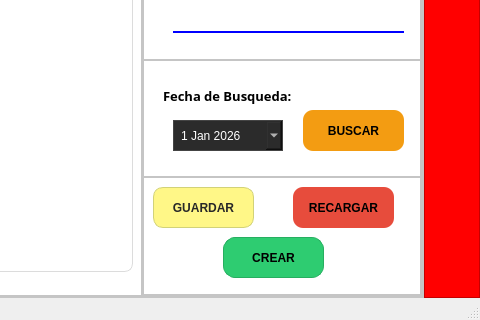
Before: the Qt Designer form ui/Diseño_de_Interfaz_Grafica_Reporte.ui in EricPonceFer/reporte_asistencia, drawn with Qt 5; both pictures show x 420 to 900 and y 180 to 500 of the 900 by 500 pixel window.
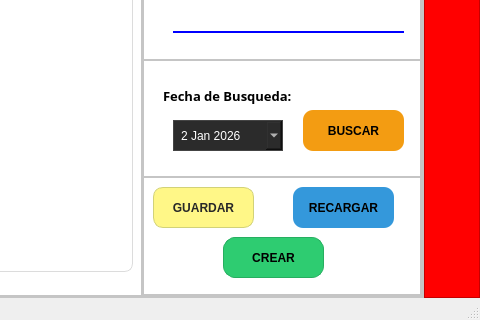
After: the same form once the commit is applied. The open tabs and pages were chosen to show the change. Icons and pictures are not drawn.

```diff
--- a/ui/Diseño_de_Interfaz_Grafica_Reporte.ui
+++ b/ui/Diseño_de_Interfaz_Grafica_Reporte.ui
@@ -1588,12 +1588,12 @@
                  </property>
                  <property name="dateTime">
                   <datetime>
-                   <hour>20</hour>
+                   <hour>6</hour>
                    <minute>0</minute>
                    <second>0</second>
                    <year>2026</year>
                    <month>1</month>
-                   <day>1</day>
+                   <day>2</day>
                   </datetime>
                  </property>
                  <property name="calendarPopup">
@@ -1672,7 +1672,7 @@
                  </property>
                  <property name="styleSheet">
                   <string notr="true">QPushButton#btn_eliminar {
-    background-color: #e74c3c;
+    background-color: #3498db;
     color: black;
     border: none;
     border-radius: 10px;
```
Left out of the diff: 12 changed lines with no effect on the pictures.
